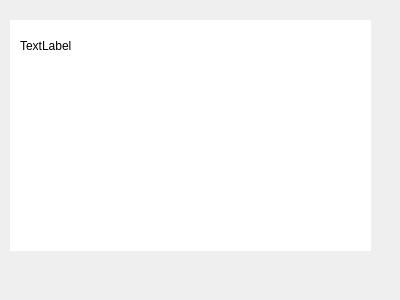
First picture: the form in proj_detail.ui, repository PROMLEE/Issue-Station, before the edit.
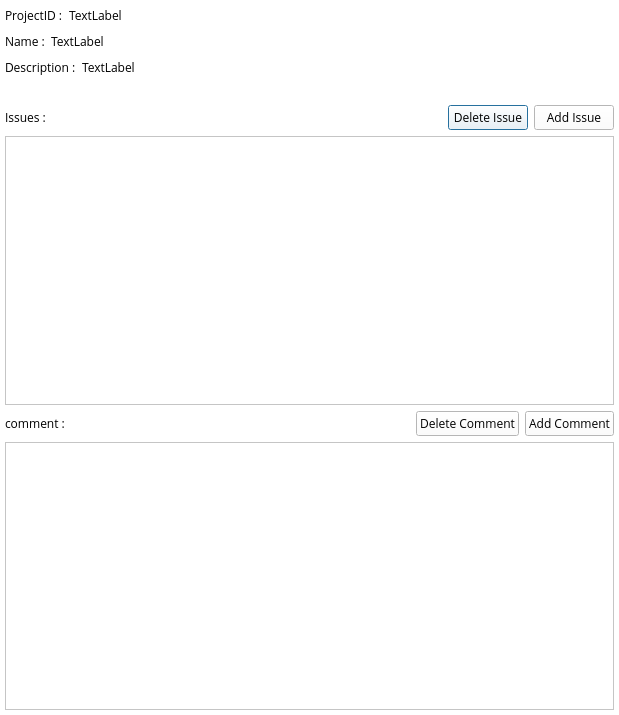
Second picture: the form after the edit.

Commit message: proj detail screen 수정 중

Diff of the .ui file:
```diff
--- a/proj_detail.ui
+++ b/proj_detail.ui
@@ -6,39 +6,308 @@
    <rect>
     <x>0</x>
     <y>0</y>
-    <width>400</width>
-    <height>300</height>
+    <width>619</width>
+    <height>715</height>
    </rect>
   </property>
+  <property name="font">
+   <font>
+    <family>Open Sans</family>
+   </font>
+  </property>
   <property name="windowTitle">
    <string>Dialog</string>
   </property>
-  <widget class="QWidget" name="widget" native="true">
-   <property name="geometry">
-    <rect>
-     <x>10</x>
-     <y>20</y>
-     <width>361</width>
-     <height>231</height>
-    </rect>
+  <layout class="QGridLayout" name="gridLayout">
+   <property name="leftMargin">
+    <number>0</number>
    </property>
-   <property name="styleSheet">
-    <string notr="true">background-color: #fff;</string>
+   <property name="topMargin">
+    <number>0</number>
    </property>
-   <widget class="QLabel" name="temp">
-    <property name="geometry">
-     <rect>
-      <x>10</x>
-      <y>20</y>
-      <width>56</width>
-      <height>12</height>
-     </rect>
-    </property>
-    <property name="text">
-     <string>TextLabel</string>
-    </property>
-   </widget>
-  </widget>
+   <property name="rightMargin">
+    <number>0</number>
+   </property>
+   <property name="bottomMargin">
+    <number>0</number>
+   </property>
+   <property name="horizontalSpacing">
+    <number>0</number>
+   </property>
+   <property name="verticalSpacing">
+    <number>6</number>
+   </property>
+   <item row="0" column="0">
+    <widget class="QWidget" name="widget" native="true">
+     <property name="styleSheet">
+      <string notr="true">background-color: #fff;</string>
+     </property>
+     <layout class="QVBoxLayout" name="verticalLayout">
+      <property name="spacing">
+       <number>6</number>
+      </property>
+      <property name="leftMargin">
+       <number>5</number>
+      </property>
+      <property name="topMargin">
+       <number>5</number>
+      </property>
+      <property name="rightMargin">
+       <number>5</number>
+      </property>
+      <property name="bottomMargin">
+       <number>5</number>
+      </property>
+      <item>
+       <layout class="QHBoxLayout" name="horizontalLayout">
+        <item>
+         <widget class="QLabel" name="label_6">
+          <property name="font">
+           <font>
+            <family>Open Sans</family>
+           </font>
+          </property>
+          <property name="text">
+           <string>ProjectID :</string>
+          </property>
+         </widget>
+        </item>
+        <item>
+         <widget class="QLabel" name="project_id">
+          <property name="font">
+           <font>
+            <family>Open Sans</family>
+           </font>
+          </property>
+          <property name="text">
+           <string>TextLabel</string>
+          </property>
+         </widget>
+        </item>
+        <item>
+         <spacer name="horizontalSpacer">
+          <property name="orientation">
+           <enum>Qt::Horizontal</enum>
+          </property>
+          <property name="sizeHint" stdset="0">
+           <size>
+            <width>40</width>
+            <height>20</height>
+           </size>
+          </property>
+         </spacer>
+        </item>
+       </layout>
+      </item>
+      <item>
+       <layout class="QHBoxLayout" name="horizontalLayout_5">
+        <item>
+         <layout class="QHBoxLayout" name="horizontalLayout_2">
+          <item>
+           <widget class="QLabel" name="label">
+            <property name="font">
+             <font>
+              <family>Open Sans</family>
+             </font>
+            </property>
+            <property name="text">
+             <string>Name :</string>
+            </property>
+           </widget>
+          </item>
+          <item>
+           <widget class="QLabel" name="project_name">
+            <property name="font">
+             <font>
+              <family>Open Sans</family>
+             </font>
+            </property>
+            <property name="text">
+             <string>TextLabel</string>
+            </property>
+           </widget>
+          </item>
+         </layout>
+        </item>
+        <item>
+         <spacer name="horizontalSpacer_4">
+          <property name="orientation">
+           <enum>Qt::Horizontal</enum>
+          </property>
+          <property name="sizeHint" stdset="0">
+           <size>
+            <width>40</width>
+            <height>20</height>
+           </size>
+          </property>
+         </spacer>
+        </item>
+       </layout>
+      </item>
+      <item>
+       <layout class="QHBoxLayout" name="horizontalLayout_3">
+        <item>
+         <widget class="QLabel" name="label_4">
+          <property name="font">
+           <font>
+            <family>Open Sans</family>
+           </font>
+          </property>
+          <property name="text">
+           <string>Description :</string>
+          </property>
+         </widget>
+        </item>
+        <item>
+         <widget class="QLabel" name="description">
+          <property name="font">
+           <font>
+            <family>Open Sans</family>
+           </font>
+          </property>
+          <property name="text">
+           <string>TextLabel</string>
+          </property>
+         </widget>
+        </item>
+        <item>
+         <spacer name="horizontalSpacer_5">
+          <property name="orientation">
+           <enum>Qt::Horizontal</enum>
+          </property>
+          <property name="sizeHint" stdset="0">
+           <size>
+            <width>40</width>
+            <height>20</height>
+           </size>
+          </property>
+         </spacer>
+        </item>
+       </layout>
+      </item>
+      <item>
+       <widget class="QLabel" name="label_3">
+        <property name="text">
+         <string/>
+        </property>
+       </widget>
+      </item>
+      <item>
+       <layout class="QHBoxLayout" name="horizontalLayout_4">
+        <item>
+         <widget class="QLabel" name="label_7">
+          <property name="font">
+           <font>
+            <family>Open Sans</family>
+           </font>
+          </property>
+          <property name="text">
+           <string>Issues :</string>
+          </property>
+         </widget>
+        </item>
+        <item>
+         <spacer name="horizontalSpacer_2">
+          <property name="orientation">
+           <enum>Qt::Horizontal</enum>
+          </property>
+          <property name="sizeHint" stdset="0">
+           <size>
+            <width>40</width>
+            <height>20</height>
+           </size>
+          </property>
+         </spacer>
+        </item>
+        <item>
+         <widget class="QPushButton" name="pushButton_5">
+          <property name="font">
+           <font>
+            <family>Open Sans</family>
+           </font>
+          </property>
+          <property name="text">
+           <string>Delete Issue</string>
+          </property>
+         </widget>
+        </item>
+        <item>
+         <widget class="QPushButton" name="pushButton_4">
+          <property name="font">
+           <font>
+            <family>Open Sans</family>
+           </font>
+          </property>
+          <property name="text">
+           <string>Add Issue</string>
+          </property>
+         </widget>
+        </item>
+       </layout>
+      </item>
+      <item>
+       <widget class="QListWidget" name="listWidget_2"/>
+      </item>
+      <item>
+       <layout class="QHBoxLayout" name="horizontalLayout_6">
+        <item>
+         <widget class="QLabel" name="label_8">
+          <property name="font">
+           <font>
+            <family>Open Sans</family>
+           </font>
+          </property>
+          <property name="text">
+           <string>comment :</string>
+          </property>
+         </widget>
+        </item>
+        <item>
+         <spacer name="horizontalSpacer_3">
+          <property name="orientation">
+           <enum>Qt::Horizontal</enum>
+          </property>
+          <property name="sizeHint" stdset="0">
+           <size>
+            <width>40</width>
+            <height>20</height>
+           </size>
+          </property>
+         </spacer>
+        </item>
+        <item>
+         <widget class="QPushButton" name="pushButton_6">
+          <property name="font">
+           <font>
+            <family>Open Sans</family>
+           </font>
+          </property>
+          <property name="text">
+           <string>Delete Comment</string>
+          </property>
+         </widget>
+        </item>
+        <item>
+         <widget class="QPushButton" name="pushButton">
+          <property name="font">
+           <font>
+            <family>Open Sans</family>
+           </font>
+          </property>
+          <property name="text">
+           <string>Add Comment</string>
+          </property>
+         </widget>
+        </item>
+       </layout>
+      </item>
+      <item>
+       <widget class="QListWidget" name="listWidget"/>
+      </item>
+     </layout>
+    </widget>
+   </item>
+  </layout>
  </widget>
  <resources/>
  <connections/>
```
The commit also changes 2 other files.
